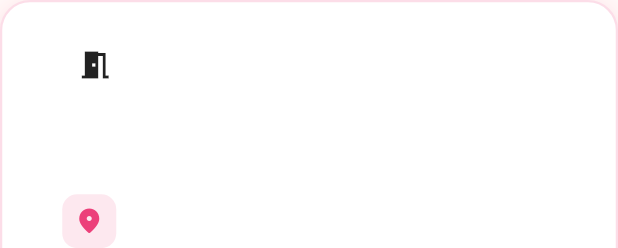
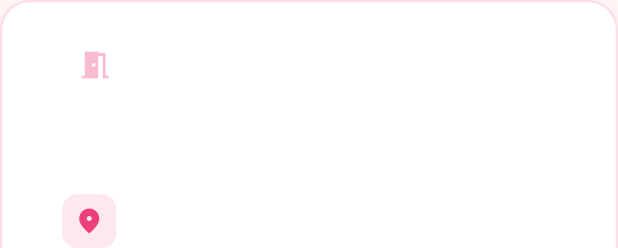
Before and after one commit to ThatLinuxGuyYouKnow/adaptive-textfield, a Flutter app: the EventPreviewCard widget shown alone on an empty page, opened directly, on a phone screen of 412 x 824 dp. Shown: the top 248 px of the screen. Run offline on Flutter 3.47's test engine with Material 3 defaults, Android fonts, the phone set to English and light mode, and no system bars; our stand-ins replace google_fonts.

Commit message:
feature: improved pre prompt

```diff
--- a/lib/UI/widgets/previewCard.dart
+++ b/lib/UI/widgets/previewCard.dart
@@ -60,7 +60,10 @@ class EventPreviewCard extends StatelessWidget {
                     color: const Color(0xFF333333),
                   ),
                 ),
-                Icon(suggestedIcon)
+                Icon(
+                  suggestedIcon,
+                  color: Colors.pink.withOpacity(0.3),
+                )
               ],
             ),
             const SizedBox(height: 20),
--- a/lib/logic/checkInputType.dart
+++ b/lib/logic/checkInputType.dart
@@ -19,6 +19,7 @@ Return the data in this JSON format:
 {
   "event_type": "eventType",
   "data": {
+   "icon":iconRelevantToEventYouSuggest(must be material icon ie Icons.add, Icons.meeting, Icons.remove)
     "time": "eventTime",
     "description": "eventDescription",
     "eventLocation": "location",
@@ -30,6 +31,8 @@ Return the data in this JSON format:
 
 Notes:
 - The "attendees" field can be omitted for event_type "Task"
+- For description, you should generate a rational, concise one sentence summary of the event
+- For icon, you should return a rational material IconData ie Icons.add
 - All fields except event_type may be omitted for event_type "Normal"
 - If you can determine event type but not all required data, return the event type with any available data
 - Return fields even if empty
@@ -39,6 +42,7 @@ GOOD EXAMPLE:
 {
   "event_type": "Event",
   "data": {
+    "icon":iconRelevantToEventYouSuggest
     "time": null,
     "description": "schedule a date",
     "eventLocation": null,
```
